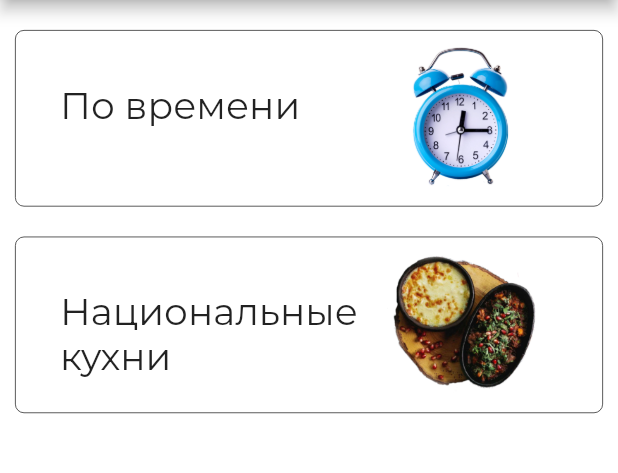
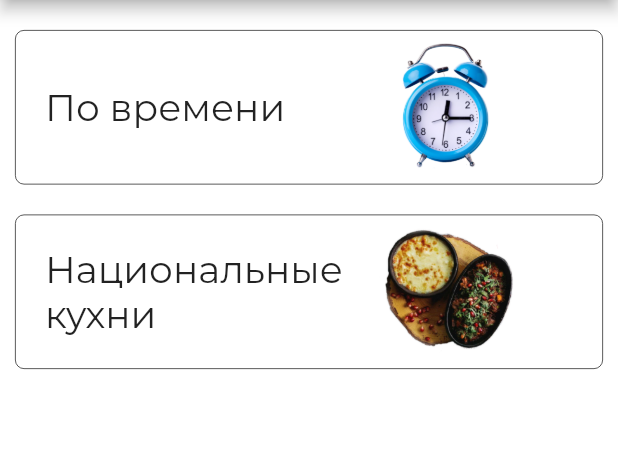
Before and after one commit to OlesiaPalchunova/voice-recipe, a Flutter app: the screen it shows after launch, in the side drawer, after a tap on "Подборки", on a phone screen of 412 x 824 dp, the part 84-557 px from its top. Run offline on Flutter 3.47's test engine with Material 2 defaults, Android fonts, the phone set to English and light mode, and no system bars; our stand-ins replace audioplayers, flex_color_scheme, flutter_local_notifications, flutter_tts, shared_preferences, speech_to_text and 1 more; project files that could hold a hidden picture were left out.

Commit message:
replaced listview with a wrap, not it looks better, removed unnecessary gradient and appearing animation, added some new styles

```diff
--- a/lib/components/recipe_header_card.dart
+++ b/lib/components/recipe_header_card.dart
@@ -10,12 +10,17 @@ class RecipeHeaderCard extends StatefulWidget {
   const RecipeHeaderCard({
     Key? key,
     required this.recipe,
+    this.width = maxWidth,
+    this.fontResizer = 1
   }) : super(key: key);
 
   final Recipe recipe;
   static const borderRadius = 16.0;
   static const maxWidth = 380.0;
   static const maxHeight = 290.0;
+  static const heightPerWidth = 0.76;
+  final double width;
+  final double fontResizer;
 
   @override
   State<RecipeHeaderCard> createState() => _RecipeHeaderCardState();
@@ -26,16 +31,17 @@ class _RecipeHeaderCardState extends State<RecipeHeaderCard> {
 
   double _getCardWidth(BuildContext context) {
     var screenWidth = Config.pageWidth(context);
-    return min(screenWidth * 0.9, RecipeHeaderCard.maxWidth);
+    return min(widget.width, min(screenWidth * 0.9, RecipeHeaderCard.maxWidth));
   }
 
   double _getCardHeight(BuildContext context) {
-    var screenHeight = Config.pageHeight(context);
-    return max(screenHeight * 0.3, RecipeHeaderCard.maxHeight);
+    return _getCardWidth(context) * RecipeHeaderCard.heightPerWidth;
   }
 
   @override
   Widget build(BuildContext context) {
+    var cardWidth = _getCardWidth(context);
+    var cardHeight = _getCardHeight(context);
     return GestureDetector(
         onTap: () {
           setState(() {
@@ -45,7 +51,7 @@ class _RecipeHeaderCardState extends State<RecipeHeaderCard> {
         child: Card(
             color: Colors.white.withOpacity(0),
             elevation: 0,
-            margin: const EdgeInsets.symmetric(vertical: 7),
+            margin: const EdgeInsets.all(Config.margin / 2),
             child: Stack(children: [
               AnimatedContainer(
                 onEnd: () {
@@ -67,8 +73,8 @@ class _RecipeHeaderCardState extends State<RecipeHeaderCard> {
                       )
                     ] : []
                 ),
-                height: _getCardHeight(context),
-                width: _getCardWidth(context),
+                height: cardHeight,
+                width: cardWidth,
                 child: ClipRRect(
                     borderRadius:
                         BorderRadius.circular(RecipeHeaderCard.borderRadius),
@@ -91,13 +97,14 @@ class _RecipeHeaderCardState extends State<RecipeHeaderCard> {
                     borderRadius: const BorderRadius.vertical(
                         top: Radius.circular(RecipeHeaderCard.borderRadius))),
                 // width: double.infinity,
-                padding: const EdgeInsets.fromLTRB(30, 35, 0, 50),
+                padding: EdgeInsets.fromLTRB(cardWidth / 10, cardHeight / 7,
+                    0, cardHeight / 5),
                 child: Text(
                   widget.recipe.name,
-                  style: const TextStyle(
+                  style: TextStyle(
                       fontFamily: Config.fontFamilyBold,
-                      fontSize: 25,
-                      fontWeight: FontWeight.bold,
+                      fontSize: widget.fontResizer * cardWidth / 14,
+                      fontWeight: FontWeight.w300,
                       color: Colors.white),
                 ),
               ),
--- a/lib/components/sets/set_header_card.dart
+++ b/lib/components/sets/set_header_card.dart
@@ -58,31 +58,11 @@ class _SetHeaderCardState extends State<SetHeaderCard>
 
   @override
   Widget build(BuildContext context) {
-    List<Color> gradientColors = Config.darkModeOn ? [
-    Config.backgroundColor(),
-        Config.backgroundColor(),
-    Config.pressed(),
-    Config.backgroundColor(), ] : [Config.backgroundColor(),
-    Config.backgroundColor()];
+    double cardHeight = Config.pageHeight(context) / 8;
     return GestureDetector(
       onTap: () => setState(() {
         _isPressed = !_isPressed;
       }),
-      child: AnimatedBuilder(
-          animation: _staggeredController,
-          builder: (context, child) {
-            final animationPercent = Curves.elasticOut.transform(
-                _buttonInterval.transform(_staggeredController.value));
-            final opacity = animationPercent.clamp(0.0, 1.0);
-            final scale = (animationPercent * 0.5) + 0.5;
-            return Opacity(
-              opacity: opacity,
-              child: Transform.scale(
-                scale: scale,
-                child: child,
-              ),
-            );
-          },
           child: Card(
             color: Colors.white.withOpacity(0),
             elevation: 0,
@@ -93,25 +73,20 @@ class _SetHeaderCardState extends State<SetHeaderCard>
                   SizedBox(
                     child: AnimatedContainer(
                       duration: Config.animationTime,
-                      height: Config.pageHeight(context) / 7,
+                      height: cardHeight,
                       decoration: BoxDecoration(
-                          gradient: LinearGradient(
-                            colors: gradientColors,
-                            // begin: Alignment.topCenter,
-                            // end: Alignment.bottomCenter
-                          ),
                           border: Border.all(color: Config.iconColor(),
                               width: Config.darkModeOn ? 0.2 : 0.5),
                           borderRadius:
                               BorderRadius.circular(Config.borderRadius),
                           color: _isPressed
-                              ? Config.backgroundColor()
-                              : Config.iconBackColor(),
+                              ? Config.pressed()
+                              : Config.notPressed(),
                           boxShadow: _isPressed
                               ? [
                                   BoxShadow(
                                     color: Config.getColor(widget.set.id),
-                                    blurRadius: Config.darkModeOn ? 15 : 8,
+                                    blurRadius:8,
                                     // offset: Offset(16, 16)
                                   )
                                 ]
@@ -119,33 +94,39 @@ class _SetHeaderCardState extends State<SetHeaderCard>
                       child: Row(
                         children: [
                           SizedBox(
-                            width: Config.pageWidth(context) * 0.6,
+                            width: Config.pageWidth(context) * 0.5,
                           ),
-                          Image(
-                            image: AssetImage(widget.set.imageUrl),
-                            height: _isPressed
-                                ? Config.pageHeight(context) / 7
-                                : Config.pageHeight(context) / 8,
-                            // fit: BoxFit.fitWidth,
+                          Container(
+                            width: Config.pageWidth(context) * 0.4,
+                            alignment: Alignment.center,
+                            child: Image(
+                              image: AssetImage(widget.set.imageUrl),
+                              height: _isPressed
+                                  ? cardHeight
+                                  : cardHeight * 0.9,
+                              // fit: BoxFit.fitWidth,
+                            ),
                           ),
                         ],
                       ),
                     ),
                   ),
                   Container(
+                    height: cardHeight,
                     alignment: Alignment.centerLeft,
-                    padding: const EdgeInsets.fromLTRB(30, 35, 0, 50),
+                    padding: const EdgeInsets.only(left: Config.padding * 2),
                     child: Text(widget.set.name,
                         style: TextStyle(
                             fontFamily: Config.fontFamily,
-                            fontSize: 25,
+                            fontSize: !_isPressed ? 25 : 27,
                             color: Config.iconColor())),
                   ),
                 ]),
                 _isPressed ? SetsOptionsList(set: widget.set) : Container()
               ],
             ),
-          )),
+          )
+    // ),
     );
   }
 }
--- a/lib/components/sets/sets_options_list.dart
+++ b/lib/components/sets/sets_options_list.dart
@@ -15,9 +15,9 @@ class SetsOptionsList extends StatefulWidget {
 
 class _SetsOptionsListState extends State<SetsOptionsList> with SingleTickerProviderStateMixin {
   late final _setOptions = optionsResolve[widget.set.id - 1];
-  static const _initialDelayTime = Duration(milliseconds: 50);
+  static const _initialDelayTime = Duration(milliseconds: 20);
   static const _itemSlideTime = Duration(milliseconds: 250);
-  static const _staggerTime = Duration(milliseconds: 50);
+  static const _staggerTime = Duration(milliseconds: 40);
   static const _buttonDelayTime = Duration(milliseconds: 150);
   static const _buttonTime = Duration(milliseconds: 300);
   late final _animationDuration = _initialDelayTime +
```
Also changed, not shown: lib/model/sets_info.dart (+7 -1 lines), lib/screens/set_screen.dart (+14 -6 lines).
